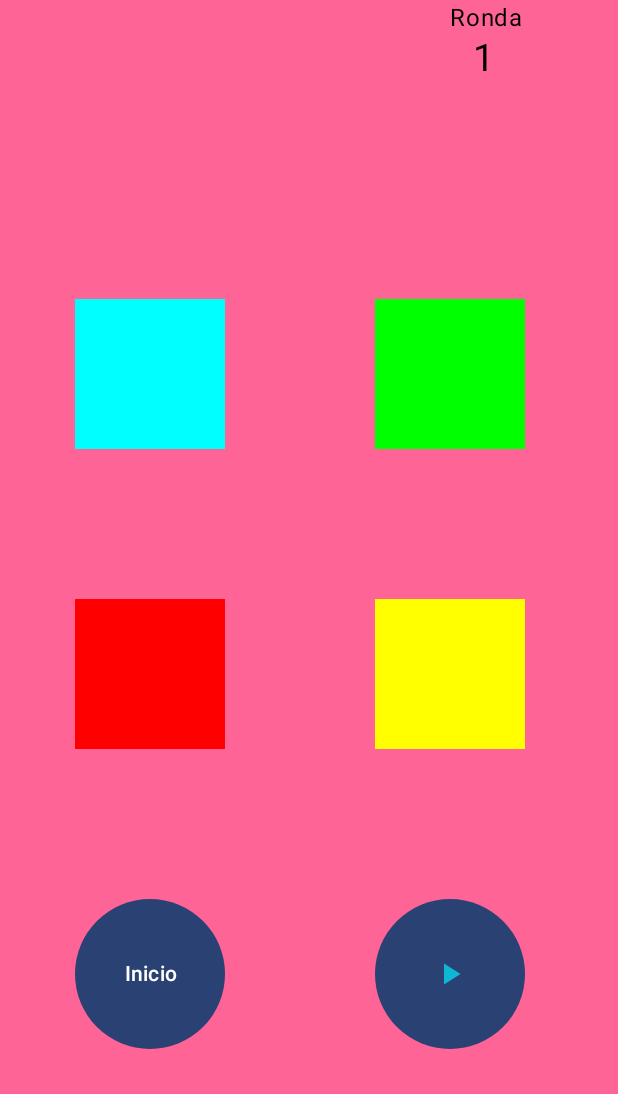
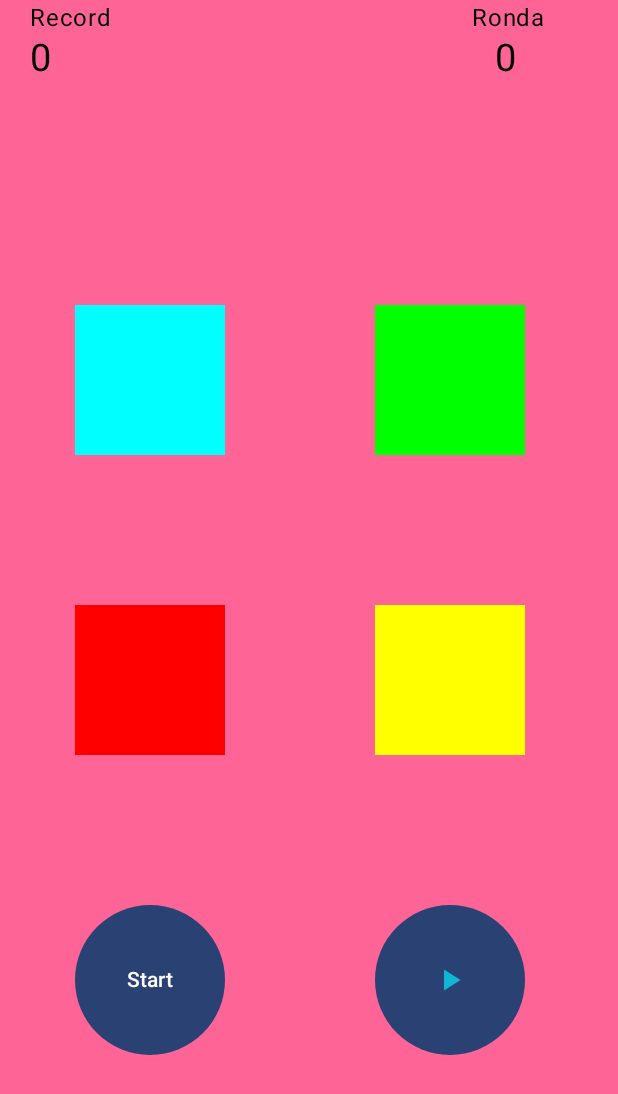
Before and after one commit to NicolasRodriguezSteuerberg/SimonDice, an Android app built with Jetpack Compose: the screen it shows after launch (MainActivity), on a phone screen of 412 x 824 dp. Shown: the top 1094 px of the screen. Run offline under Robolectric (Android 15) with nearby library versions, the phone set to English and light mode, and no system bars.

Commit message:
Data + model + UI

```diff
--- /dev/null
+++ b/app/src/main/java/com/nsteuerberg/simondice/Data.kt
@@ -0,0 +1,47 @@
+package com.nsteuerberg.simondice
+
+import androidx.compose.runtime.mutableStateListOf
+import androidx.compose.runtime.mutableStateOf
+import androidx.compose.ui.graphics.Color
+
+/**
+ * Class that contains the data of the game
+ * @property round actual round
+ * @property roundState state of the round
+ * @property UserSecuence user secuence introduced by the user
+ * @property botSecuence bot secuence generated by the bot
+ * @property record record of the game
+ *
+ */
+object Data {
+    var round = mutableStateOf(0)
+    var playStatus = mutableStateOf("Start")
+    var UserSecuence = mutableListOf<Int>()
+    var botSecuence = mutableListOf<Int>()
+    var record = mutableStateOf(0)
+    var state = State.START
+    var colors = listOf(Color.Red, Color.Blue, Color.Green, Color.Yellow)
+}
+
+/**
+ * Enum class that contains the colors of the game
+ * @property value value of the color
+ */
+enum class MyColors(color: Color) {
+    RED(Color.Red),
+    BLUE(Color.Blue),
+    GREEN(Color.Green),
+    YELLOW(Color.Yellow)
+}
+
+/**
+ * Enum class that contains the states of the game
+ */
+enum class State {
+    START,
+    SEQUENCE,
+    WAITING,
+    INPUT,
+    CHECKING,
+    FINISH
+}
--- a/app/src/main/java/com/nsteuerberg/simondice/MainActivity.kt
+++ b/app/src/main/java/com/nsteuerberg/simondice/MainActivity.kt
@@ -4,20 +4,22 @@ import android.os.Bundle
 import androidx.activity.ComponentActivity
 import androidx.activity.compose.setContent
 import androidx.compose.foundation.layout.fillMaxSize
-import androidx.compose.material3.MaterialTheme
 import androidx.compose.material3.Surface
 import androidx.compose.material3.Text
 import androidx.compose.runtime.Composable
 import androidx.compose.ui.Modifier
 import androidx.compose.ui.graphics.Color
 import androidx.compose.ui.tooling.preview.Preview
-import com.nsteuerberg.simondice.ui.theme.InterfazUsuario
+import com.nsteuerberg.simondice.ui.theme.UserInterface
 import com.nsteuerberg.simondice.ui.theme.SimonDiceTheme
 
+/**
+ * Videogame Simon Says
+ */
 class MainActivity : ComponentActivity() {
     override fun onCreate(savedInstanceState: Bundle?) {
         super.onCreate(savedInstanceState)
-        var miViewModel = MyViewModel()
+        var myViewModel = MyViewModel()
         setContent {
             SimonDiceTheme {
                 // A surface container using the 'background' color from the theme
@@ -25,25 +27,17 @@ class MainActivity : ComponentActivity() {
                     modifier = Modifier.fillMaxSize(),
                     color = Color(255,100,150)
                 ) {
-                    InterfazUsuario(miViewModel = miViewModel)
+                    UserInterface(miViewModel = myViewModel)
                 }
             }
         }
     }
 }
 
-@Composable
-fun Greeting(name: String, modifier: Modifier = Modifier) {
-    Text(
-        text = "Hello $name!",
-        modifier = modifier
-    )
-}
-
 @Preview(showBackground = true)
 @Composable
 fun GreetingPreview() {
     SimonDiceTheme {
-        Greeting("Android")
+        UserInterface(miViewModel = MyViewModel())
     }
 }
--- a/app/src/main/java/com/nsteuerberg/simondice/ui/theme/UI.kt
+++ b/app/src/main/java/com/nsteuerberg/simondice/ui/theme/UI.kt
@@ -2,7 +2,6 @@
 
 package com.nsteuerberg.simondice.ui.theme
 
-import android.util.Log
 import androidx.compose.foundation.Image
 import androidx.compose.foundation.layout.Column
 import androidx.compose.foundation.layout.Row
@@ -12,7 +11,6 @@ import androidx.compose.foundation.layout.width
 import androidx.compose.material3.Button
 import androidx.compose.material3.ButtonDefaults
 import androidx.compose.material3.ExperimentalMaterial3Api
-import androidx.compose.material3.OutlinedTextField
 import androidx.compose.material3.Text
 import androidx.compose.runtime.Composable
 import androidx.compose.ui.Modifier
@@ -24,58 +22,68 @@ import androidx.compose.ui.text.style.TextAlign
 import androidx.compose.ui.tooling.preview.Preview
 import androidx.compose.ui.unit.dp
 import androidx.compose.ui.unit.sp
+import com.nsteuerberg.simondice.Data
 import com.nsteuerberg.simondice.MyViewModel
 import com.nsteuerberg.simondice.R
 
 @Composable
-fun InterfazUsuario(miViewModel: MyViewModel) {
-
-
+fun UserInterface(miViewModel: MyViewModel) {
     Column {
-        ronda(miViewModel)
-        botonesSimon()
-        startSumaRonda(miViewModel)
+        round(miViewModel)
+        botonesSimon(miViewModel)
+        startIncreaseRound(miViewModel)
     }
 }
 
 @Composable
-fun ronda(miViewModel: MyViewModel){
-    Row (modifier = Modifier.padding(300.dp,0.dp,0.dp,0.dp)){
+fun round(myViewModel: MyViewModel){
+    Column {
+        // Row with the text "Record" and "Round"
+        Row {
             Text(
+                modifier = Modifier.padding(20.dp,0.dp,0.dp,0.dp),
+                text = stringResource(id = R.string.record)
+            )
+            Text(
+                modifier = Modifier.padding(240.dp,0.dp,0.dp,0.dp),
                 text = stringResource(id = R.string.round)
             )
         }
-    Row (modifier = Modifier
-        .padding(315.dp, 0.dp, 0.dp, 0.dp)
-        .height(25.dp)
-    ){
+        // Row with the record and the round
+        Row {
             Text(
-            text = "1",
+                modifier = Modifier.padding(20.dp,0.dp,0.dp,0.dp),
+                text = "${myViewModel.getRecord()}",
                 fontSize = 25.sp
-            // text = "${miViewModel.getRound()}",
-            //
-            // fontSize = miViewModel.getTamanhoLetra().sp
             )
+            Text(
+                text = "${myViewModel.getRound()}",
+                modifier = Modifier.padding(if(myViewModel.getRound()<10) 295.dp else 290.dp,0.dp,0.dp,0.dp),
+                fontSize = 25.sp
+            )
+        }
+
     }
 }
 
 
 @Composable
-fun botonesSimon(){
+fun botonesSimon(myViewModel: MyViewModel){
     Row (modifier = Modifier.padding(0.dp,100.dp,0.dp,0.dp)){
-        columnButtonSimon(color = Color.Cyan)
-        columnButtonSimon(color = Color.Green)
+        columnButtonSimon(color = Color.Cyan,myViewModel)
+        columnButtonSimon(color = Color.Green, myViewModel)
     }
     Row (){
-        columnButtonSimon(color = Color.Red)
-        columnButtonSimon(color = Color.Yellow)
+        columnButtonSimon(color = Color.Red, myViewModel)
+        columnButtonSimon(color = Color.Yellow, myViewModel)
     }
 }
 
 @Composable
-fun columnButtonSimon(color: Color){
+fun columnButtonSimon(color: Color, myViewModel: MyViewModel){
     Column {
         Button(onClick = {
+            myViewModel.increaseUserSecuence(Data.colors.indexOf(color))
             /*TODO*/
         },
             shape = RectangleShape,
@@ -92,12 +100,12 @@ fun columnButtonSimon(color: Color){
 }
 
 @Composable
-fun startSumaRonda(miViewModel: MyViewModel){
+fun startIncreaseRound(miViewModel: MyViewModel){
     Row {
         Column {
             Button(
                 onClick = {
-                    //miViewModel.changeEstado()
+                    miViewModel.changePlayStatus()
                 },
                 modifier = Modifier
                     .height(200.dp)
@@ -105,15 +113,18 @@ fun startSumaRonda(miViewModel: MyViewModel){
                     .padding(50.dp, 50.dp)
             ){
                 Text(
-                    text = "Inicio", textAlign = TextAlign.Center
-                    //text = miViewModel.getEstadoRonda(), textAlign = TextAlign.Center
+                    text = miViewModel.getPlayStatus(), textAlign = TextAlign.Center
                 )
             }
         }
         Column {
             Button(
                 onClick = {
-                    //miViewModel.elevateRound()
+                    if (miViewModel.getPlayStatus().equals("Start")){
+                        //nothing
+                    } else {
+                        miViewModel.checkSecuence()
+                    }
                 },
                 modifier = Modifier
                     .height(200.dp)
@@ -122,7 +133,7 @@ fun startSumaRonda(miViewModel: MyViewModel){
             ){
                 Image(
                     painter = painterResource(id = R.drawable.play_arrow),
-                    contentDescription = stringResource(id = R.string.descripcionArrow)
+                    contentDescription = stringResource(id = R.string.arrowDescription)
                 )
             }
         }
@@ -133,6 +144,6 @@ fun startSumaRonda(miViewModel: MyViewModel){
 @Composable
 fun GreetingPreview() {
     SimonDiceTheme {
-        InterfazUsuario(miViewModel = MyViewModel())
+        UserInterface(miViewModel = MyViewModel())
     }
 }
--- a/app/src/main/res/values/strings.xml
+++ b/app/src/main/res/values/strings.xml
@@ -1,5 +1,6 @@
 <resources>
     <string name="app_name">Simon Dice</string>
     <string name="round">Ronda</string>
-    <string name="descripcionArrow">Icono de inicio</string>
+    <string name="arrowDescription">Icono de inicio</string>
+    <string name="record">Record</string>
 </resources>
```
Also changed, not shown: app/src/main/java/com/nsteuerberg/simondice/MyViewModel.kt (+137 -0 lines). Lines whose indentation alone changed are shown as unchanged.
